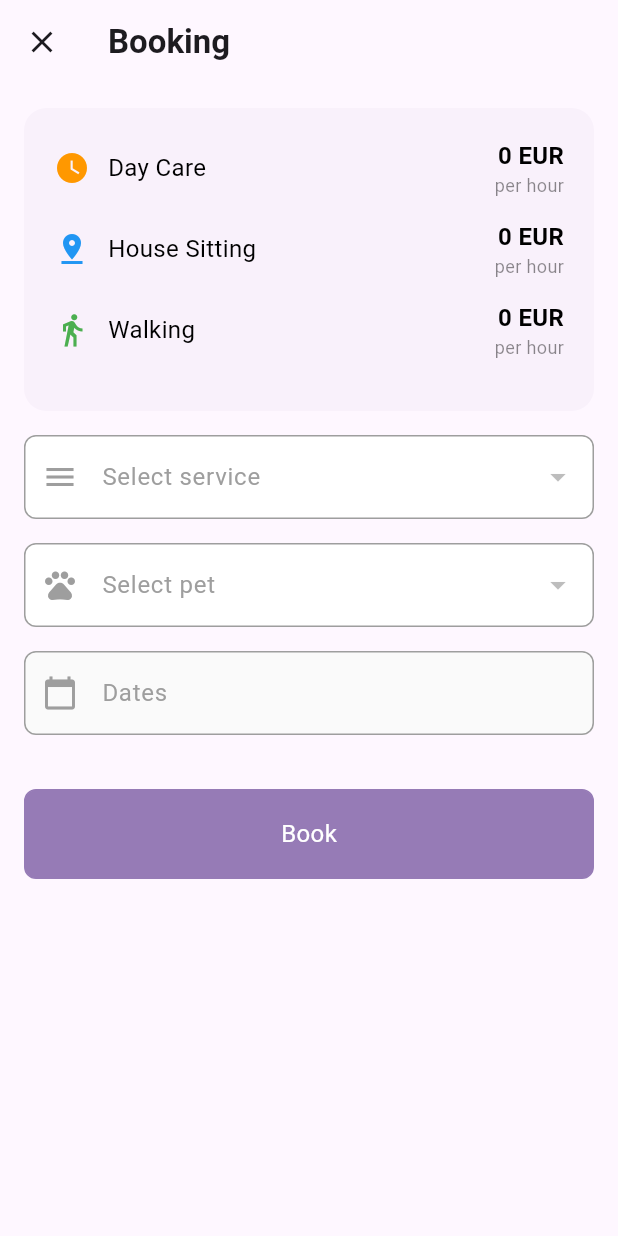
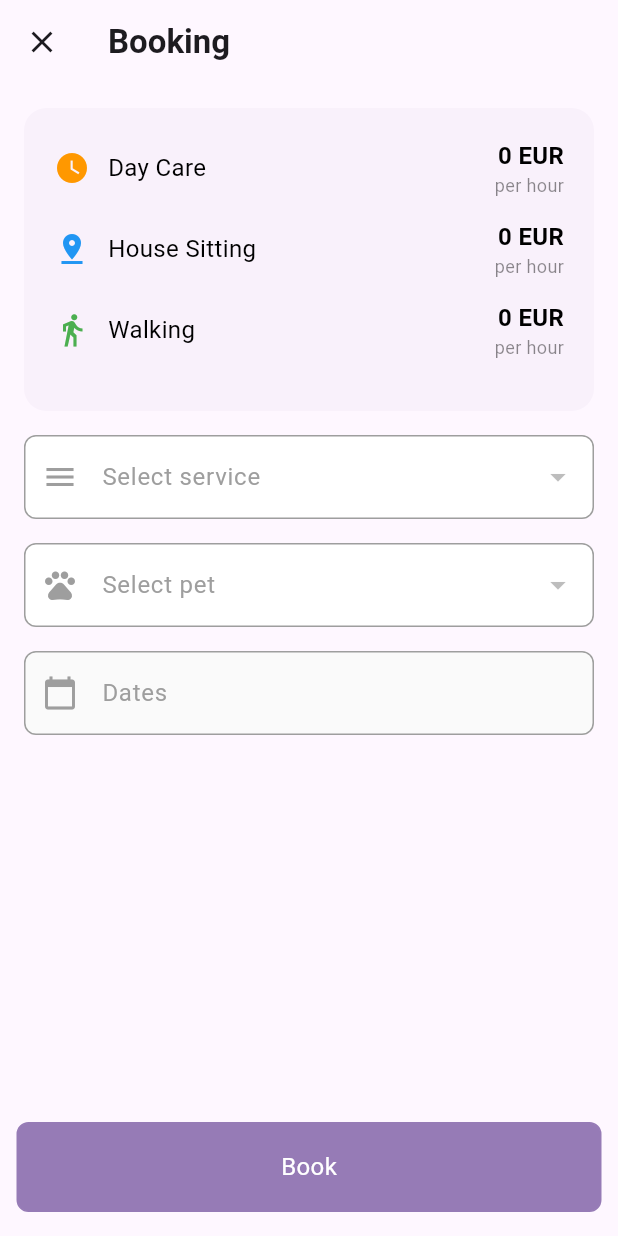
Before and after one commit to ferideberisha/PetPals, a Flutter app: the BookingDetailsPage screen opened directly with empty values, after a tap on "Book", on a phone screen of 412 x 824 dp. Run offline on Flutter 3.47's test engine with Material 3 defaults, Android fonts, the phone set to English and light mode, and no system bars; our stand-ins replace cloud_firestore, firebase_auth, firebase_core, flutter_datetime_picker_plus, google_fonts, google_sign_in and 2 more; accounts and stored records are empty.

Commit message:
Added booking database

```diff
--- a/lib/models/bookingModel.dart
+++ b/lib/models/bookingModel.dart
@@ -2,32 +2,42 @@ import 'package:intl/intl.dart';
 
 class BookingModel {
   final String userId;
+  final String service;
+  final String? petName;
   final DateTime date;
-  final String timeSlot;
-  final String status;
+  final Set<String> timeSlots;
+  final int? numberOfWalks;
 
   BookingModel({
     required this.userId,
+    required this.service,
+    this.petName,
     required this.date,
-    required this.timeSlot,
-    required this.status,
+    required this.timeSlots,
+    this.numberOfWalks,
   });
 
+  // Method to convert BookingModel instance to a map (for saving to a database)
   Map<String, dynamic> toMap() {
     return {
       'userId': userId,
-      'date': DateFormat('yyyy-MM-dd').format(date), // No timezone
-      'timeSlot': timeSlot,
-      'status': status,
+      'service': service,
+      'petName': petName,
+      'date': DateFormat('yyyy-MM-dd').format(date), // Store date as string in yyyy-MM-dd format
+      'timeSlots': timeSlots.toList(),
+      'numberOfWalks': numberOfWalks,
     };
   }
 
+  // Method to create a BookingModel instance from a map (for retrieving from a database)
   factory BookingModel.fromMap(Map<String, dynamic> map) {
     return BookingModel(
       userId: map['userId'],
-      date: DateFormat('yyyy-MM-dd').parse(map['date']),
-      timeSlot: map['timeSlot'],
-      status: map['status'],
+      service: map['service'],
+      petName: map['petName'],
+      date: DateFormat('yyyy-MM-dd').parse(map['date']), // Parse date from yyyy-MM-dd format
+      timeSlots: Set<String>.from(map['timeSlots']),
+      numberOfWalks: map['numberOfWalks'],
     );
   }
 }
--- a/lib/pages/home/booking/booking_details_page.dart
+++ b/lib/pages/home/booking/booking_details_page.dart
@@ -2,7 +2,9 @@ import 'package:flutter/material.dart';
 import 'package:intl/intl.dart';
 import 'package:petpals/components/my_button.dart';
 import 'package:petpals/controllers/availability_controller.dart';
+import 'package:petpals/controllers/booking_controller.dart';
 import 'package:petpals/models/availabilityModel.dart';
+import 'package:petpals/models/bookingModel.dart';
 import 'package:petpals/pages/home/booking/timeslots_display_page.dart';
 import 'package:table_calendar/table_calendar.dart';
 import 'package:petpals/components/service.dart';
@@ -35,6 +37,9 @@ class _BookingDetailsPageState extends State<BookingDetailsPage> {
   final TextEditingController _dateController = TextEditingController();
   final AvailabilityController _availabilityController = AvailabilityController();
   Map<DateTime, AvailabilityModel> _availabilityMap = {};
+  Set<String> _selectedTimeSlots = {};
+  double _totalPrice = 0.0; // Variable to store the total price
+// Variable to store the selected date
 
   @override
   void initState() {
@@ -101,7 +106,6 @@ Future<void> _fetchAvailability() async {
     }
   }
 
-
   List<String> _getAllTimeSlots() {
     return [
       "08:00-09:00",
@@ -115,10 +119,11 @@ Future<void> _fetchAvailability() async {
     ];
   }
 
-  void _selectDate(BuildContext context) async {
+  Future<void> _selectDate(BuildContext context) async {
     final today = DateTime.now();
 
-    showDialog(
+    // Show calendar to select a date
+    final DateTime? selectedDay = await showDialog<DateTime>(
       context: context,
       builder: (BuildContext context) {
         return Dialog(
@@ -131,7 +136,8 @@ Future<void> _fetchAvailability() async {
                   firstDay: today,
                   lastDay: DateTime.utc(2030, 12, 31),
                   focusedDay: today,
-                  selectedDayPredicate: (day) => _dateController.text == DateFormat('yyyy-MM-dd').format(day),
+                  selectedDayPredicate: (day) =>
+                      _dateController.text == DateFormat('yyyy-MM-dd').format(day),
                   onDaySelected: (selectedDay, focusedDay) {
                     if (selectedDay.isBefore(today)) {
                       ScaffoldMessenger.of(context).showSnackBar(
@@ -146,15 +152,8 @@ Future<void> _fetchAvailability() async {
                       _dateController.text = DateFormat('yyyy-MM-dd').format(selectedDay);
                     });
 
-                    Navigator.push(
-                      context,
-                      MaterialPageRoute(
-                        builder: (context) => TimeSlotsDisplayPage(
-                          userId: widget.userId,
-                          date: selectedDay,
-                        ),
-                      ),
-                    );
+                    // Close dialog and return the selected date
+                    Navigator.of(context).pop(selectedDay);
                   },
                   calendarBuilders: CalendarBuilders(
                     markerBuilder: (context, date, events) {
@@ -167,12 +166,14 @@ Future<void> _fetchAvailability() async {
                             child: Icon(
                               Icons.check,
                               size: 16,
-                              color: availability.busyAllDay ? Colors.green : Colors.red,
+                              color: availability.busyAllDay
+                                  ? Colors.green
+                                  : Colors.red,
                             ),
                           );
                         }
                       }
-                      return SizedBox.shrink();
+                      return const SizedBox.shrink();
                     },
                   ),
                 ),
@@ -188,10 +189,47 @@ Future<void> _fetchAvailability() async {
         );
       },
     );
+
+    if (selectedDay != null) {
+      // Proceed to select time slots after selecting a date
+      final Set<String>? selectedSlots = await Navigator.push(
+        context,
+        MaterialPageRoute(
+          builder: (context) => TimeSlotsDisplayPage(
+            userId: widget.userId,
+            date: selectedDay,
+          ),
+        ),
+      );
+
+      if (selectedSlots != null) {
+        setState(() {
+          _selectedTimeSlots = selectedSlots;
+          _calculateTotalPrice(); // Calculate the total price when time slots are selected
+        });
+      }
+    }
+  }
+
+  void _calculateTotalPrice() {
+    double? walkingPricePerHour = widget.prices.walkingPrice; // Use the price from the widget
+
+    // Calculate price based on the selected service and time slots
+    if (_selectedService == 'Walking') {
+      int numberOfWalks = int.tryParse(_selectedNumberOfWalks ?? '0') ?? 0;
+      if (_selectedTimeSlots.length != numberOfWalks) {
+        _totalPrice = 0.0; // Invalid state
+      } else {
+        _totalPrice = walkingPricePerHour! * _selectedTimeSlots.length;
+      }
+    } else {
+      _totalPrice = 0.0; // Set default price for other services if applicable
+    }
+
+    setState(() {});
   }
 
   Widget _buildNumberOfWalksDropdown() {
-  // Define the number of walks options
     final List<String> numberOfWalksOptions = ['1', '2', '3', '4', '5'];
 
     return DropdownButtonFormField<String>(
@@ -208,6 +246,9 @@ Future<void> _fetchAvailability() async {
       onChanged: (value) {
         setState(() {
           _selectedNumberOfWalks = value;
+          // Reset time slots if number of walks changes
+          _selectedTimeSlots.clear();
+          _calculateTotalPrice(); // Recalculate price when number of walks changes
         });
       },
       decoration: InputDecoration(
@@ -235,7 +276,6 @@ Future<void> _fetchAvailability() async {
     );
   }
 
-
   @override
   Widget build(BuildContext context) {
     return Scaffold(
@@ -248,7 +288,8 @@ Widget build(BuildContext context) {
         ),
         title: const Text('Booking', style: TextStyle(fontWeight: FontWeight.bold)),
       ),
-    body: Padding(
+      body: SingleChildScrollView(
+        child: Padding(
           padding: const EdgeInsets.all(16.0),
           child: Column(
             crossAxisAlignment: CrossAxisAlignment.stretch,
@@ -260,22 +301,53 @@ Widget build(BuildContext context) {
               ),
               const SizedBox(height: 16),
               _buildServiceDropdown(),
-          const SizedBox(height: 0),
+              const SizedBox(height: 16),
               if (_selectedService == 'Walking') ...[
+                _buildNumberOfWalksDropdown(),
                 const SizedBox(height: 16),
-            _buildNumberOfWalksDropdown(),
               ],
-          const SizedBox(height: 16),
               _buildPetDropdown(),
               const SizedBox(height: 16),
               _buildTextField("Dates", Icons.calendar_today),
               const SizedBox(height: 16),
-          // Wrap the button in a column with alignment
-          SizedBox(height: 20),
-          Align(
-            alignment: Alignment.bottomCenter,
-            child: MyButton(
-              onTap: () {},
+              if (_selectedTimeSlots.isNotEmpty) ...[
+                Padding(
+                  padding: const EdgeInsets.symmetric(vertical: 16.0),
+                  child: Column(
+                    crossAxisAlignment: CrossAxisAlignment.start,
+                    children: [
+                      const Text('Selected Time Slots:', style: TextStyle(fontSize: 16)),
+                      const SizedBox(height: 10),
+                      Wrap(
+                        spacing: 8.0,
+                        runSpacing: 4.0,
+                        children: _selectedTimeSlots.map((slot) {
+                          return Chip(
+                            label: Text(slot),
+                            backgroundColor: const Color(0xFF967BB6),
+                            labelStyle: const TextStyle(color: Colors.white),
+                          );
+                        }).toList(),
+                      ),
+                      const SizedBox(height: 16),
+                      Text(
+                        'Total Price: €${_totalPrice.toStringAsFixed(2)}',
+                        style: const TextStyle(fontSize: 18, fontWeight: FontWeight.bold),
+                      ),
+                    ],
+                  ),
+                ),
+                const SizedBox(height: 100),
+              ],
+            ],
+          ),
+        ),
+      ),
+      floatingActionButton: MyButton(
+        onTap: () {
+          // Implement booking logic
+          _bookAppointment();
+        },
         text: 'Book',
         color: const Color(0xFF967BB6),
         textColor: Colors.white,
@@ -284,13 +356,67 @@ Widget build(BuildContext context) {
         width: 390,
         height: 60,
       ),
+      floatingActionButtonLocation: FloatingActionButtonLocation.centerFloat,
+    );
+  }
+
+
+
+void _bookAppointment() async {
+  if (_selectedService == 'Walking' && _selectedNumberOfWalks != null) {
+    int numberOfWalks = int.parse(_selectedNumberOfWalks!);
+    if (_selectedTimeSlots.length != numberOfWalks) {
+      ScaffoldMessenger.of(context).showSnackBar(
+        const SnackBar(
+          content: Text('The number of selected time slots must match the number of walks.'),
+          backgroundColor: Colors.red,
         ),
-        ],
+      );
+      return;
+    }
+  }
+
+  // Create a booking model
+  BookingModel booking = BookingModel(
+    userId: widget.userId,
+    service: _selectedService!,
+    petName: _selectedPet,
+    date: DateFormat('yyyy-MM-dd').parse(_dateController.text),
+    timeSlots: _selectedTimeSlots,
+    numberOfWalks: _selectedNumberOfWalks != null ? int.parse(_selectedNumberOfWalks!) : null,
+  );
+
+  // Create booking controller instance
+  BookingController bookingController = BookingController();
+
+  try {
+    // Save booking
+    await bookingController.createBooking(
+      userId: widget.userId,
+      role: widget.role,
+      booking: booking,
+    );
+
+    // Show success message
+    ScaffoldMessenger.of(context).showSnackBar(
+      const SnackBar(
+        content: Text('Booking successful!'),
+        backgroundColor: Colors.green,
       ),
+    );
+
+    // Navigate back or reset the page
+    Navigator.of(context).pop();
+  } catch (e) {
+    // Show error message
+    ScaffoldMessenger.of(context).showSnackBar(
+      SnackBar(
+        content: Text('Booking failed: $e'),
+        backgroundColor: Colors.red,
       ),
     );
   }
-
+}
 
 
   Widget _buildTextField(String label, IconData icon) {
@@ -343,10 +469,13 @@ Widget _buildServiceDropdown() {
       onChanged: (value) {
         setState(() {
           _selectedService = value;
-        // Reset number of walks when service changes
+          // Reset number of walks and time slots when service changes
           if (value != 'Walking') {
             _selectedNumberOfWalks = null;
+            _selectedTimeSlots.clear();
           }
+          // Recalculate price when service changes
+          _calculateTotalPrice();
         });
       },
       decoration: InputDecoration(
@@ -374,9 +503,6 @@ Widget _buildServiceDropdown() {
     );
   }
 
-
-
-
   Widget _buildPetDropdown() {
     return DropdownButtonFormField<String>(
       value: _selectedPet,
@@ -385,7 +511,7 @@ Widget _buildServiceDropdown() {
           value: pet.name,
           child: Text(
             pet.name,
-          style: const TextStyle(color:Color(0xFF424242), fontSize: 16),
+            style: const TextStyle(color: Color(0xFF424242), fontSize: 16),
           ),
         );
       }).toList(),
@@ -418,5 +544,4 @@ Widget _buildServiceDropdown() {
       dropdownColor: Colors.white,
     );
   }
-
 }
--- a/lib/pages/home/search/user_detail_page.dart
+++ b/lib/pages/home/search/user_detail_page.dart
@@ -695,6 +695,7 @@ class _UserDetailPageState extends State<UserDetailPage> {
                       textColor: Colors.white,
                       borderColor: const Color(0xFF967BB6),
                       borderWidth: 1.0,
+                      width: 390,
                       height: 60,
                     ),
                   ),
```
Also changed, not shown: lib/controllers/availability_controller.dart (+14 -34 lines), lib/controllers/booking_controller.dart (added, +100 -0 lines), lib/controllers/user_controller.dart (+10 -0 lines), lib/pages/home/booking/timeslots_display_page.dart (+6 -12 lines). Lines whose indentation alone changed are shown as unchanged.
